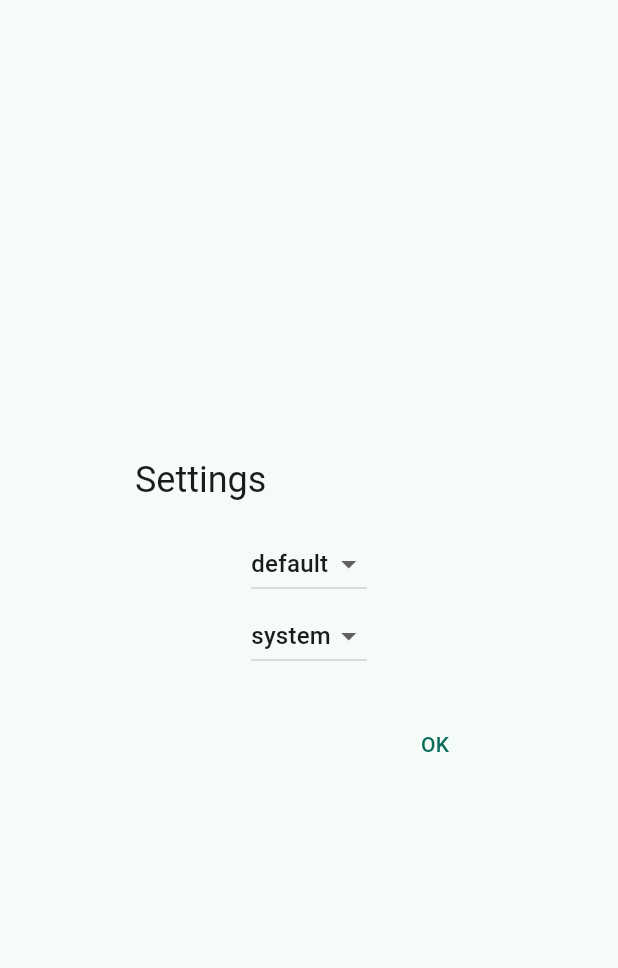
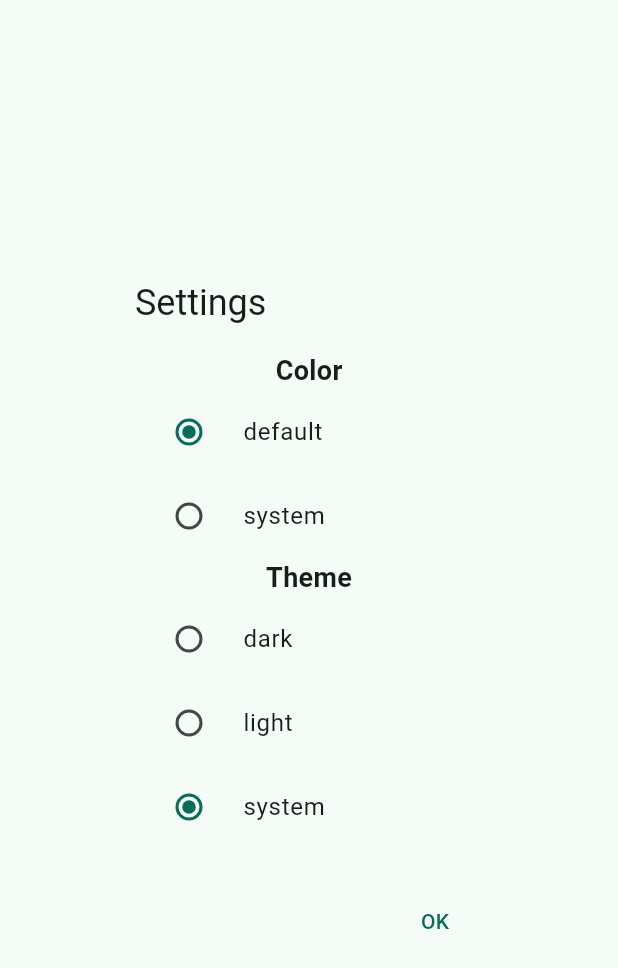
Before and after one commit to plntrAI/plntrAI, a Flutter app: the SettingsDialog widget shown alone on an empty page, opened directly, on a phone screen of 412 x 824 dp. Shown: the top 968 px of the screen. Run offline on Flutter 3.47's test engine with Material 3 defaults, Android fonts, the phone set to English and light mode, and no system bars; our stand-ins replace flutter_markdown, google_generative_ai.

Commit message:
Update settings dialog

```diff
--- a/lib/screens/home.dart
+++ b/lib/screens/home.dart
@@ -20,6 +20,8 @@ class SettingsDialog extends StatefulWidget {
 class _SettingsDialogState extends State<SettingsDialog> {
   String _color = 'default';
   String _theme = 'system';
+  final List<String> _colors = ['default', 'system'];
+  final List<String> _themes = ['dark', 'light', 'system'];
 
   @override
   Widget build(BuildContext context) {
@@ -28,34 +30,44 @@ class _SettingsDialogState extends State<SettingsDialog> {
       content: Column(
         mainAxisSize: MainAxisSize.min,
         children: [
-          DropdownButton<String>(
-            value: _color,
-            items: ['default', 'system'].map((String value) {
-              return DropdownMenuItem<String>(
-                value: value,
-                child: Text(value),
-              );
-            }).toList(),
-            onChanged: (newValue) {
-              setState(() {
-                _color = newValue!;
-              });
-            },
+          const Text(
+            'Color',
+            style: TextStyle(
+              fontSize: 18,
+              fontWeight: FontWeight.bold,
+            ),
           ),
-          DropdownButton<String>(
-            value: _theme,
-            items: ['dark', 'light', 'system'].map((String value) {
-              return DropdownMenuItem<String>(
-                value: value,
-                child: Text(value),
-              );
-            }).toList(),
-            onChanged: (newValue) {
-              setState(() {
-                _theme = newValue!;
-              });
-            },
+          ..._colors.map((String color) {
+            return RadioListTile<String>(
+              title: Text(color),
+              value: color,
+              groupValue: _color,
+              onChanged: (String? value) {
+                setState(() {
+                  _color = value!;
+                });
+              },
+            );
+          }),
+          const Text(
+            'Theme',
+            style: TextStyle(
+              fontSize: 18,
+              fontWeight: FontWeight.bold,
+            ),
           ),
+          ..._themes.map((String theme) {
+            return RadioListTile<String>(
+              title: Text(theme),
+              value: theme,
+              groupValue: _theme,
+              onChanged: (String? value) {
+                setState(() {
+                  _theme = value!;
+                });
+              },
+            );
+          }),
         ],
       ),
       actions: [
```
